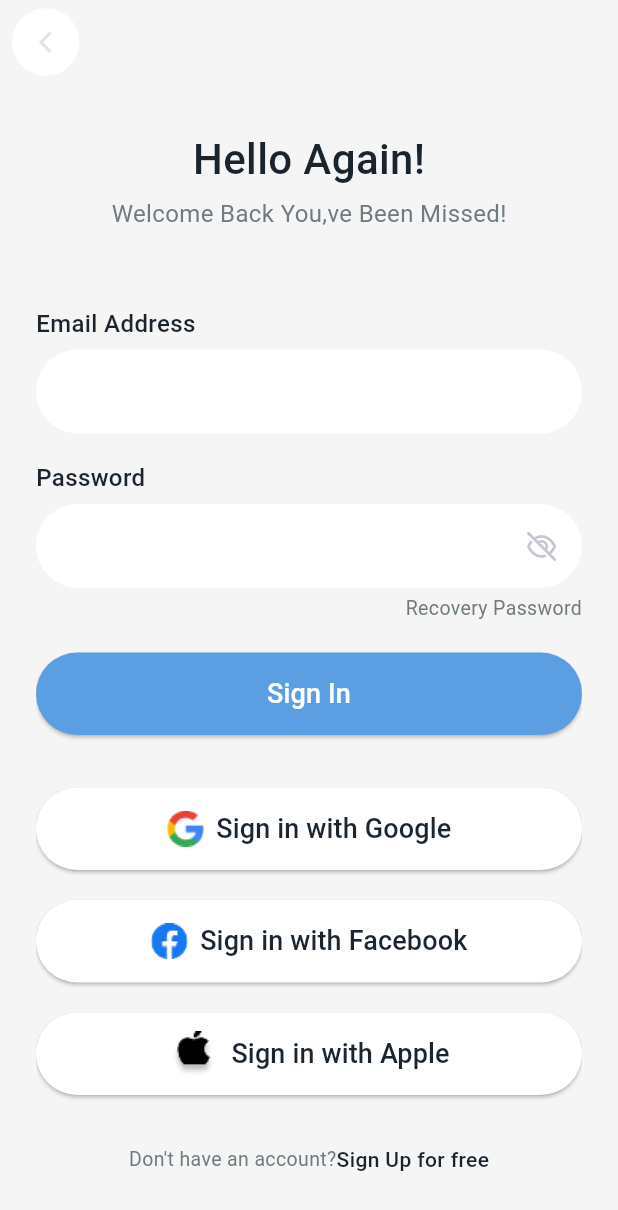
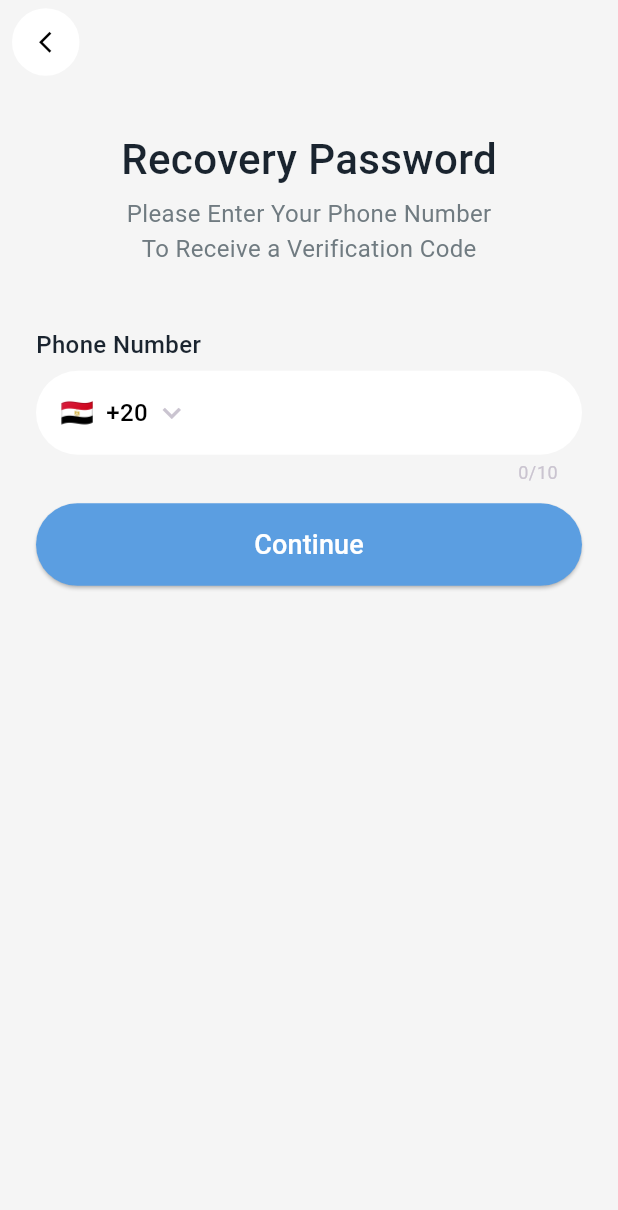
Before and after one commit to ahmed1111mosaad/sou_okaz, a Flutter app: the SigninView screen opened by its route, after a tap on "Recovery Password", on a phone screen of 412 x 824 dp. Shown: the top 1210 px of the screen. Run offline on Flutter 3.47's test engine with Material 3 defaults, Android fonts, the phone set to English and light mode, and no system bars; drawn by our look-alikes of intl_phone_field; our stand-ins replace device_preview, dots_indicator, flutter_svg, font_awesome_flutter, motion_toast, rive and 1 more; missing offline and left inert: verification_code; accounts and stored records are empty; Roboto replaces fonts that are missing (Airbnb Cereal App).

Commit message:
new password design ui done

```diff
--- /dev/null
+++ b/lib/Features/Auth/presentation/views/forgetPasswordview/recovery_password.dart
@@ -0,0 +1,16 @@
+import 'package:flutter/material.dart';
+import 'package:sou_okaz/Features/Auth/presentation/views/widgets/recovery_passowrd_body.dart';
+import 'package:sou_okaz/core/helpers/functions/app_bar_arrow_back.dart';
+
+class RecoveryPassword extends StatelessWidget {
+  const RecoveryPassword({super.key});
+
+  @override
+  Widget build(BuildContext context) {
+    return  Scaffold(
+      appBar: appBarArrowBack(context),
+      resizeToAvoidBottomInset: true,
+      body: RecoveryPassowrdBody(),
+    );
+  }
+}
--- a/lib/Features/Auth/presentation/views/signin_view.dart
+++ b/lib/Features/Auth/presentation/views/signin_view.dart
@@ -1,5 +1,5 @@
 import 'package:flutter/material.dart';
-import 'package:sou_okaz/Features/Auth/presentation/views/widgets/login_view_body.dart';
+import 'package:sou_okaz/Features/Auth/presentation/views/widgets/signin_view_body.dart';
 import 'package:sou_okaz/core/helpers/functions/app_bar_arrow_back.dart';
 
 class SigninView extends StatelessWidget {
--- a/lib/Features/Auth/presentation/views/widgets/custom_phone_number.dart
+++ b/lib/Features/Auth/presentation/views/widgets/custom_phone_number.dart
@@ -1,5 +1,4 @@
 import 'dart:async';
-
 import 'package:flutter/material.dart';
 import 'package:font_awesome_flutter/font_awesome_flutter.dart';
 import 'package:intl_phone_field/country_picker_dialog.dart';
@@ -9,7 +8,7 @@ import 'package:intl_phone_field/phone_number.dart';
 class CustomPhoneNumber extends StatelessWidget {
   const CustomPhoneNumber({super.key, this.onChanged, this.validator});
   final void Function(PhoneNumber phoneNumber)? onChanged;
-  final FutureOr<String?> Function(PhoneNumber?)? validator;
+  final String? Function(PhoneNumber?)? validator;
 
   @override
   Widget build(BuildContext context) {
@@ -24,21 +23,26 @@ class CustomPhoneNumber extends StatelessWidget {
         ),
       ),
       child: IntlPhoneField(
+        searchFieldTextStyle: TextStyle(color: Colors.black),
+
         validator: validator,
         onChanged: onChanged,
         flagsButtonMargin: EdgeInsets.only(left: 12.0),
+        cursorColor: Colors.black,
         dropdownIconPosition: IconPosition.trailing,
         dropdownIcon: Icon(Icons.expand_more),
         pickerDialogStyle: PickerDialogStyle(
+          searchFieldCursorColor: Colors.teal,
           countryNameStyle: TextStyle(
             fontSize: 17,
             fontWeight: FontWeight.w500,
-            color: Colors.black.withAlpha(160),
+            color: Colors.black,
           ),
 
           listTileDivider: SizedBox(),
           backgroundColor: Color(0xFFF5F5F5),
           searchFieldInputDecoration: InputDecoration(
+            counterStyle: TextStyle(color: Colors.black.withAlpha(160)),
             focusedBorder: UnderlineInputBorder(
               borderSide: BorderSide(
                 color: const Color.fromARGB(255, 29, 144, 144),
@@ -58,6 +62,7 @@ class CustomPhoneNumber extends StatelessWidget {
             color: Colors.black.withAlpha(170),
             fontSize: 13,
           ),
+
         ),
 
         dropdownDecoration: BoxDecoration(
@@ -65,10 +70,15 @@ class CustomPhoneNumber extends StatelessWidget {
           shape: BoxShape.circle,
         ),
         initialCountryCode: 'EG',
-        dropdownTextStyle: TextStyle(fontSize: 16, fontWeight: FontWeight.w500,color: Colors.black),
+        dropdownTextStyle: TextStyle(
+          fontSize: 16,
+          fontWeight: FontWeight.w500,
+          color: Colors.black,
+        ),
         decoration: InputDecoration(
           filled: true,
           fillColor: Colors.white,
+
           enabledBorder: OutlineInputBorder(
             borderRadius: BorderRadius.circular(50.0),
             borderSide: BorderSide.none,
@@ -91,13 +101,14 @@ class CustomPhoneNumber extends StatelessWidget {
               width: 2,
             ),
           ),
-          // 👇 هنا بنقول يظهر الرسالة باللون الأحمر وصغير
+
           errorStyle: TextStyle(
             color: Colors.red,
             fontSize: 12,
             fontWeight: FontWeight.w500,
           ),
         ),
+        style: TextStyle(color: Colors.black),
       ),
     );
   }
--- a/lib/Features/Auth/presentation/views/widgets/custom_text_form_field.dart
+++ b/lib/Features/Auth/presentation/views/widgets/custom_text_form_field.dart
@@ -26,10 +26,19 @@ class _CustomTextFormFieldState extends State<CustomTextFormField> {
     return TextFormField(
       keyboardType: widget.keyboardType,
       validator: widget.validator,
+
       onChanged: widget.onChanged,
       obscureText: widget.obscureText,
       cursorColor: Colors.black,
+       style: TextStyle(
+    color: const Color(0xFF1A242F),
+    fontSize: 16,
+    fontFamily: 'Airbnb Cereal App',
+    fontWeight: FontWeight.w400,
+    height: 1.14,
+  ),
       decoration: InputDecoration(
+
         filled: true,
         fillColor: Colors.white,
         enabledBorder: OutlineInputBorder(
@@ -48,8 +57,9 @@ class _CustomTextFormFieldState extends State<CustomTextFormField> {
           ),
         ),
         errorStyle: TextStyle(
-          color: Colors.deepOrange
+          color: Colors.red
         ),
+
         errorBorder: OutlineInputBorder(
           borderRadius: BorderRadius.circular(50.0),
           borderSide: BorderSide(
@@ -70,6 +80,7 @@ class _CustomTextFormFieldState extends State<CustomTextFormField> {
                         ? FontAwesomeIcons.eyeSlash
                         : FontAwesomeIcons.eye,
                     size: 17,
+                    color: widget.obscureText ?null: const Color.fromARGB(255, 220, 178, 178),
                   ),
                 ),
               )
--- /dev/null
+++ b/lib/Features/Auth/presentation/views/widgets/recovery_passowrd_body.dart
@@ -0,0 +1,91 @@
+import 'package:flutter/material.dart';
+import 'package:intl_phone_field/phone_number.dart';
+import 'package:sou_okaz/Features/Auth/presentation/views/forgetPasswordview/enter_verification_code.dart';
+import 'package:sou_okaz/Features/Auth/presentation/views/widgets/custom_elevated_button.dart';
+import 'package:sou_okaz/Features/Auth/presentation/views/widgets/custom_phone_number.dart';
+import 'package:sou_okaz/core/helpers/functions/navigator_with_slide_animation.dart';
+import 'package:sou_okaz/core/utils/app_text_styles.dart';
+import 'package:sou_okaz/generated/l10n.dart';
+
+class RecoveryPassowrdBody extends StatefulWidget {
+  const RecoveryPassowrdBody({super.key});
+
+  @override
+  State<RecoveryPassowrdBody> createState() => _RecoveryPassowrdBodyState();
+}
+
+class _RecoveryPassowrdBodyState extends State<RecoveryPassowrdBody> {
+  PhoneNumber? phoneNumber;
+  GlobalKey<FormState> formKey = GlobalKey();
+
+  @override
+  Widget build(BuildContext context) {
+    return Padding(
+      padding: const EdgeInsets.symmetric(horizontal: 24.0),
+      child: Padding(
+        padding: EdgeInsets.only(
+          bottom: MediaQuery.of(context).viewInsets.bottom,
+        ),
+        child: Form(
+          key: formKey,
+          child: Column(
+            children: [
+              SizedBox(height: 30),
+              Center(
+                child: Text(
+                  S.of(context).forgotPasswordTitle,
+                  style: AppTextStyles.medium28,
+                ),
+              ),
+              SizedBox(height: 5),
+              Center(
+                child: Text(
+                  S.of(context).forgotPasswordSubtitle,
+                  style: AppTextStyles.regular16,
+                ),
+              ),
+              Center(
+                child: Text(
+                  S.of(context).forgotPasswordSubtitle1,
+                  style: AppTextStyles.regular16,
+                ),
+              ),
+              SizedBox(height: MediaQuery.of(context).size.height * .05),
+              Align(
+                alignment: Alignment.centerLeft,
+                child: Text(
+                  S.of(context).signUpPhoneNumber,
+                  style: AppTextStyles.medium16,
+                ),
+              ),
+              SizedBox(height: 6),
+              CustomPhoneNumber(
+                onChanged: (phone) {
+                  setState(() {
+                    phoneNumber = phone;
+                  });
+                  print("📱 onChanged => ${phone.completeNumber}");
+                },
+              ),
+              SizedBox(height: MediaQuery.of(context).size.height * .015),
+              CustomElevatedButton(
+                title: S.of(context).forgotPasswordContinue,
+                onPressed: () {
+                  if (formKey.currentState!.validate()) {
+                    formKey.currentState!.save();
+                    navigatorWithSlideAnimation(
+                      context,
+                      EnterVerificationCode(phoneNumber: phoneNumber!,),
+                      Offset(1, 0),
+                    );
+                  }
+                },
+              ),
+              Spacer(),
+            ],
+          ),
+        ),
+      ),
+    );
+  }
+}
--- a/lib/Features/Auth/presentation/views/widgets/login_view_body.dart
+++ b/lib/Features/Auth/presentation/views/widgets/signin_view_body.dart
@@ -1,4 +1,5 @@
 import 'package:flutter/material.dart';
+import 'package:sou_okaz/Features/Auth/presentation/views/forgetPasswordview/recovery_password.dart';
 import 'package:sou_okaz/Features/Auth/presentation/views/signup_view.dart';
 import 'package:sou_okaz/Features/Auth/presentation/views/widgets/custom_elevated_button.dart';
 import 'package:sou_okaz/Features/Auth/presentation/views/widgets/custom_text_form_field.dart';
@@ -115,7 +116,11 @@ class _SigninViewBodyState extends State<SigninViewBody> {
                 SizedBox(height: 4),
                 GestureDetector(
                   onTap: () {
-
+                    navigatorWithSlideAnimation(
+                      context,
+                      RecoveryPassword(),
+                      Offset(1, 0),
+                    );
                   },
                   child: Text(
                     S.of(context).signInRecoveryPassword,
@@ -123,8 +128,6 @@ class _SigninViewBodyState extends State<SigninViewBody> {
                   ),
                 ),
                 SizedBox(height: 20),
-
-                // !
                 CustomElevatedButton(
                   title: S.of(context).signInButton,
                   onPressed: () {
--- a/lib/core/helpers/functions/app_bar_arrow_back.dart
+++ b/lib/core/helpers/functions/app_bar_arrow_back.dart
@@ -7,7 +7,9 @@ AppBar appBarArrowBack(BuildContext context) {
 
     leading: Padding(
       padding: const EdgeInsets.only(left: 8.0),
-      child: Expanded(
+      child: Row(
+        children: [
+          Expanded(
             child: Row(
               children: [
 
@@ -22,13 +24,15 @@ AppBar appBarArrowBack(BuildContext context) {
                     },
                     icon: Padding(
                       padding: const EdgeInsets.only(left: 8.0),
-                  child: Icon(Icons.arrow_back_ios, size: 17),
+                      child: Icon(Icons.arrow_back_ios, size: 17,color: Colors.black,),
                     ),
                   ),
                 ),
               ],
             ),
           ),
+        ],
+      ),
     ),
   );
 }
--- a/lib/core/utils/routes.dart
+++ b/lib/core/utils/routes.dart
@@ -1,4 +1,6 @@
 import 'package:flutter/material.dart';
+import 'package:sou_okaz/Features/Auth/presentation/views/forgetPasswordview/enter_verification_code.dart';
+import 'package:sou_okaz/Features/Auth/presentation/views/forgetPasswordview/recovery_password.dart';
 import 'package:sou_okaz/Features/Auth/presentation/views/signin_view.dart';
 import 'package:sou_okaz/Features/Auth/presentation/views/signup_view.dart';
 import 'package:sou_okaz/Features/onboarding/presentation/views/onboarding_view.dart';
@@ -9,6 +11,8 @@ abstract class Routes {
   static const onboarding = 'OnboardingView';
   static const login = 'LoginView';
   static const signUp = 'signUp';
+  static const recoveryPassowrd = 'RecoveryPassowrd';
+  static const enterVerificationCode = 'EnterVerificationCode';
 }
 
 Map<String, Widget Function(BuildContext)> routes() {
@@ -16,6 +20,7 @@ Map<String, Widget Function(BuildContext)> routes() {
     Routes.splash: (context) => SplashScreen(),
     Routes.onboarding: (context) => OnboardingView(),
     Routes.login: (context) => SigninView(),
-    Routes.signUp: (context) => SignUpView(),
+    Routes.recoveryPassowrd: (context) => RecoveryPassword(),
+    // Routes.enterVerificationCode: (context) => enterVerificationCode(),
   };
 }
--- a/lib/l10n/intl_ar.arb
+++ b/lib/l10n/intl_ar.arb
@@ -23,7 +23,7 @@
   "signInNoAccount": "ليس لديك حساب؟",
   "signInSignUpFree": "سجّل مجانًا",
   "signInValidator1": "الحد الأدنى 8 أحرف",
-  "signInValidator2": "يجب ان يحتوى على الافل أحرف كبيرة وصغيرة ورقم واحد ",
+  "signInValidator2": "يجب ان يحتوى على الافل أحرف كبيرة وصغيرة ورمز ورقم واحد ",
   "signInValidatorEmpty": "من فضلك أدخل الحقل المطلوب",
   "signInValidatorValidEmail": "من فضلك أدخل بريدًا إلكترونيًا صالحًا",
   "snackbarTitleSuccess": "تهانينا",
@@ -59,7 +59,8 @@
 
 
   "forgotPasswordTitle": "استعادة كلمة المرور",
-  "forgotPasswordSubtitle": "الرجاء إدخال رقم هاتفك لاستقبال رمز التحقق",
+  "forgotPasswordSubtitle": "من فضلك أدخل رقم هاتفك",
+  "forgotPasswordSubtitle1": "لكي تستقبل رمز التحقق",
   "forgotPasswordPhoneNumber": "رقم الهاتف",
   "forgotPasswordContinue": "متابعة",
 
--- a/lib/l10n/intl_de.arb
+++ b/lib/l10n/intl_de.arb
@@ -26,7 +26,7 @@
   "signInNoAccount": "Noch kein Konto?",
   "signInSignUpFree": "Kostenlos registrieren",
   "signInValidator1": "Mindestens 8 Zeichen",
-  "signInValidator2": "Groß- und Kleinbuchstaben sowie eine Zahl",
+  "signInValidator2": "Muss mindestens einen Großbuchstaben, einen Kleinbuchstaben, ein Symbol und eine Zahl enthalten",
   "signInValidatorEmpty": "Bitte füllen Sie das erforderliche Feld aus",
   "signInValidatorValidEmail": "Bitte geben Sie eine gültige E-Mail-Adresse ein",
 
@@ -63,7 +63,8 @@
 
 
   "forgotPasswordTitle": "Passwort wiederherstellen",
-  "forgotPasswordSubtitle": "Bitte gib deine Telefonnummer ein, um einen Bestätigungscode zu erhalten",
+  "forgotPasswordSubtitle": "Bitte geben Sie Ihre Telefonnummer ein",
+  "forgotPasswordSubtitle1": "Um einen Bestätigungscode zu erhalten",
   "forgotPasswordPhoneNumber": "Telefonnummer",
   "forgotPasswordContinue": "Weiter",
 
--- a/lib/l10n/intl_en.arb
+++ b/lib/l10n/intl_en.arb
@@ -23,7 +23,7 @@
   "signInNoAccount": "Don't have an account?",
   "signInSignUpFree": "Sign Up for free",
   "signInValidator1": "Minimum of 8 characters",
-  "signInValidator2": "Uppercase, lowercase, letters and one number",
+  "signInValidator2": "Uppercase, lowercase, Symbol, letters and one number",
   "signInValidatorEmpty": "Please enter the required field",
   "signInValidatorValidEmail": "Please enter an valid email",
 
@@ -59,7 +59,8 @@
 
 
   "forgotPasswordTitle": "Recovery Password",
-  "forgotPasswordSubtitle": "Please Enter Your Phone Number To Receive a Verification Code",
+  "forgotPasswordSubtitle": "Please Enter Your Phone Number",
+  "forgotPasswordSubtitle1": "To Receive a Verification Code",
   "forgotPasswordPhoneNumber": "Phone Number",
   "forgotPasswordContinue": "Continue",
 
@@ -68,6 +69,7 @@
   "forgotPasswordVerificationSubtitle": "Enter the code we sent to the following phone number 01002275616",
   "forgotPasswordVerificationButton": "Verify Code",
   "forgotPasswordResendCode": "Resend Code",
+  "hello": "Resend Code",
 
 
   "newPasswordTitle": "New Password",
--- a/lib/main.dart
+++ b/lib/main.dart
@@ -6,7 +6,7 @@ import 'package:sou_okaz/core/services/shared_preferences_singleton.dart';
 import 'package:sou_okaz/core/utils/routes.dart';
 import 'generated/l10n.dart';
 
-void main() async{
+void main() async {
   WidgetsFlutterBinding.ensureInitialized();
   await SharedPreferencesSingleton.init();
   runApp(
@@ -35,7 +35,7 @@ class SouOkaz extends StatelessWidget {
       ],
       supportedLocales: S.delegate.supportedLocales,
       theme: ThemeData(
-
+        textButtonTheme: TextButtonThemeData(),
         brightness: Brightness.dark,
         scaffoldBackgroundColor: Color(0xFFF5F5F5),
         fontFamily: 'Airbnb Cereal App',
```
Also changed, not shown: lib/Features/Auth/presentation/views/forgetPasswordview/enter_verification_code.dart (added, +17 -0 lines), lib/Features/Auth/presentation/views/forgetPasswordview/new_passowrd.dart (added, +12 -0 lines), lib/Features/Auth/presentation/views/widgets/enter_verification_code_body.dart (added, +69 -0 lines), lib/Features/Auth/presentation/views/widgets/new_password_body.dart (added, +123 -0 lines), lib/Features/Auth/presentation/views/widgets/resend_code.dart (added, +18 -0 lines), lib/Features/Auth/presentation/views/widgets/signup_viewbody.dart (+4 -6 lines), pubspec.yaml (+16 -8 lines), lib/generated/intl/messages_ar.dart, lib/generated/intl/messages_de.dart, lib/generated/intl/messages_en.dart, lib/generated/l10n.dart, pubspec.lock, 1 other file. Lines whose indentation alone changed are shown as unchanged.
